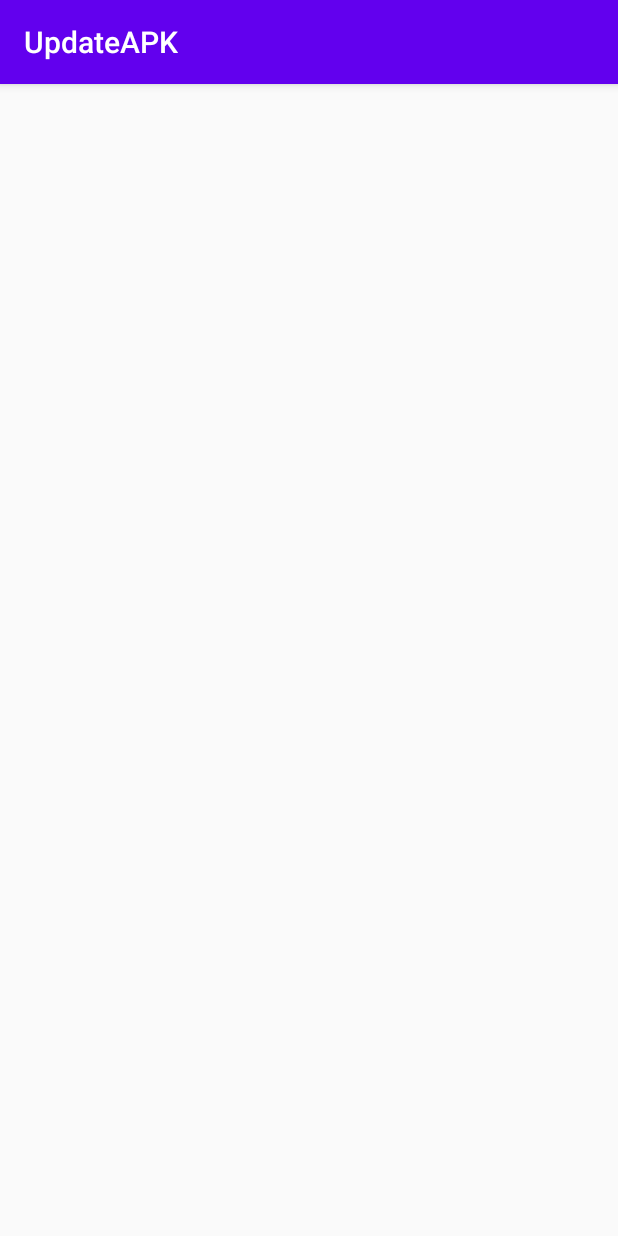
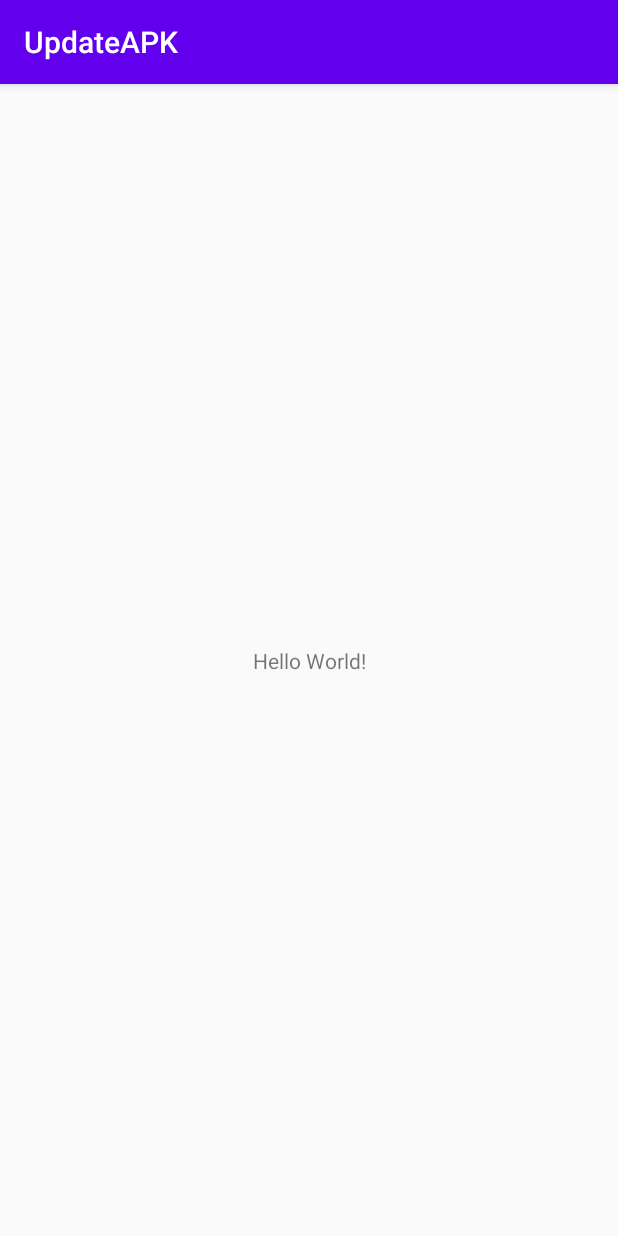
Before and after one commit to sanekkop/UpdateAPK, an Android app: the screen it shows after launch (InstActivity), on a phone screen of 412 x 824 dp. Run offline under Robolectric (Android 15) with nearby library versions, the phone set to English and light mode, and no system bars; libraries missing offline, so code that uses them is left out: org.apache.commons; 12 statements that could not run were skipped.

Commit message:
Навел порядок в коде, удалил лишнее.

```diff
--- a/app/build.gradle
+++ b/app/build.gradle
@@ -30,8 +30,8 @@ dependencies {
     implementation "org.jetbrains.kotlin:kotlin-stdlib-jdk7:$kotlin_version"
     implementation 'com.android.support:appcompat-v7:28.0.0'
     implementation 'com.android.support.constraint:constraint-layout:1.1.3'
+    implementation 'commons-net:commons-net:3.8.0'
     testImplementation 'junit:junit:4.12'
     androidTestImplementation 'com.android.support.test:runner:1.0.2'
     androidTestImplementation 'com.android.support.test.espresso:espresso-core:3.0.2'
-    implementation fileTree(dir: 'E:\\SDK_honywell\\commons-net-3.6-bin\\commons-net-3.6', include: ['*.aar', '*.jar'], exclude: [])
 }
--- a/app/src/main/java/com/intek/updateapk/InstActivity.kt
+++ b/app/src/main/java/com/intek/updateapk/InstActivity.kt
@@ -11,26 +11,23 @@ class InstActivity : AppCompatActivity() {
 
     override fun onCreate(savedInstanceState: Bundle?) {
         super.onCreate(savedInstanceState)
-        setContentView(R.layout.activity_inst)
+        setContentView(R.layout.activity_main)
         var yourFilePath: String = Environment.getExternalStorageDirectory().path
         yourFilePath += "/Download/wpm.apk"
         val intent = Intent(Intent.ACTION_VIEW)
         val uri = Uri.fromFile(File(yourFilePath))
         intent.setDataAndType(uri, "application/vnd.android.package-archive")
-        val IntentInstal= Intent.createChooser(intent, "Установка")
+        val intentInst = Intent.createChooser(intent, "Установка")
 
-        startActivityForResult(IntentInstal,2);
+        startActivityForResult(intentInst, 2)
 
     }
+
     override fun onActivityResult(requestCode: Int, resultCode: Int, data: Intent?) {
         // если пришло ОК
-        if (resultCode == 1)
-        {
-            //android.os.Process.killProcess(android.os.Process.myPid());
+        if (resultCode == 1) {
             this.finish()
-        }
-        else
-        {
+        } else {
             this.finish()
         }
 
--- a/app/src/main/res/layout/activity_inst.xml
+++ /dev/null
@@ -1,9 +0,0 @@
-<?xml version="1.0" encoding="utf-8"?>
-<android.support.constraint.ConstraintLayout xmlns:android="http://schemas.android.com/apk/res/android"
-    xmlns:app="http://schemas.android.com/apk/res-auto"
-    xmlns:tools="http://schemas.android.com/tools"
-    android:layout_width="match_parent"
-    android:layout_height="match_parent"
-    tools:context=".InstActivity">
-
-</android.support.constraint.ConstraintLayout>
--- a/settings.gradle
+++ b/settings.gradle
@@ -1,2 +1,2 @@
 rootProject.name='UpdateAPK'
-include ':app', ':commons-net-3.6', ':commons-net-examples-3.6', ':commons-net-3.6-sources'
+include ':app'
```
Also changed, not shown: app/src/main/java/com/intek/updateapk/DelActivity.kt (+11 -44 lines), app/src/main/java/com/intek/updateapk/MainActivity.kt (+14 -26 lines), app/src/main/res/layout/activity_del.xml (deleted, +0 -9 lines).
